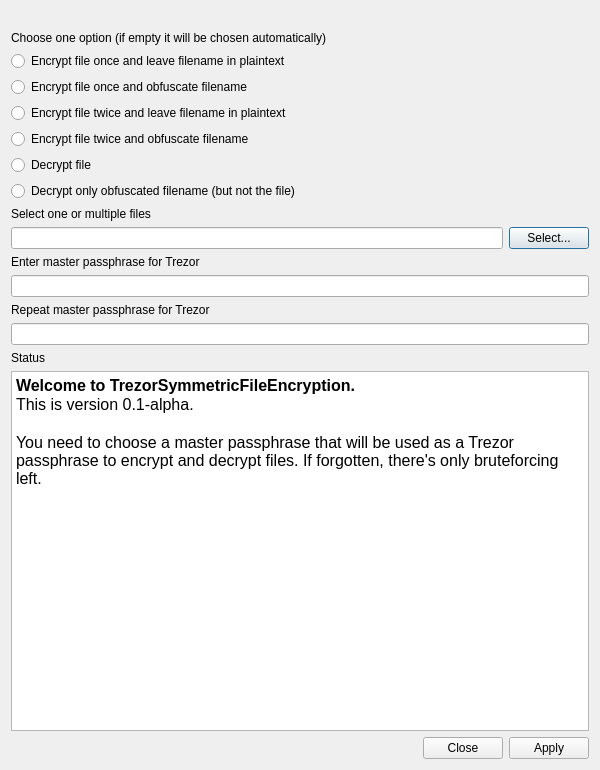
8go/TrezorSymmetricFileEncryption, file dialog.ui: the form before one commit.
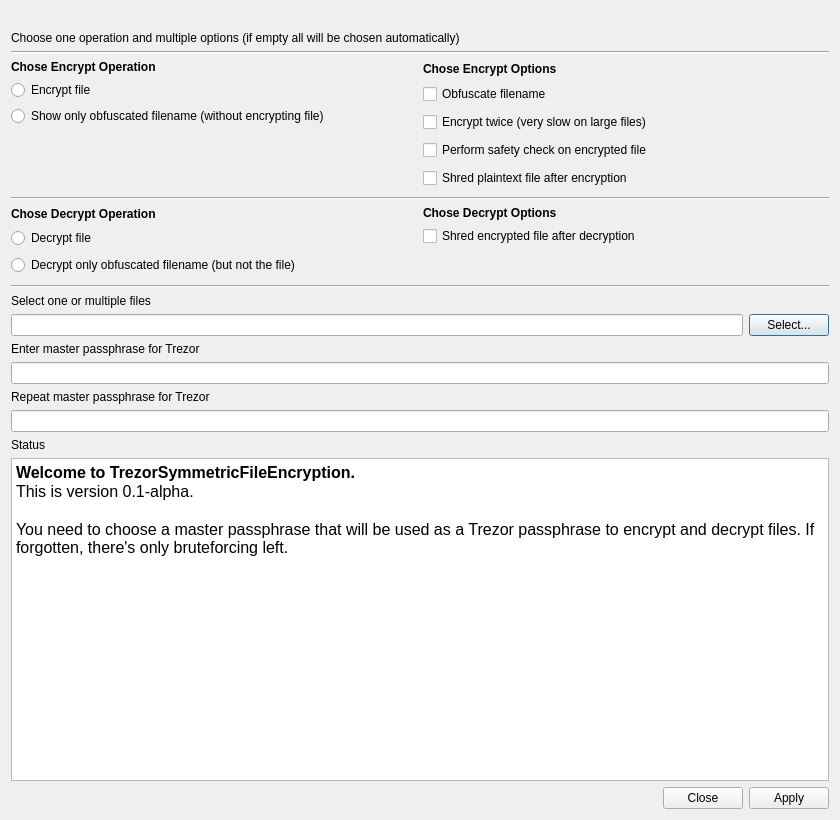
The form after the commit. Icons and pictures are not drawn.

Commit message: v0.4, new gui with 2 columns, more GUI options, all CLI commands now available thru GUI, more logging, code cleanup, better testing

Diff of the .ui file:
```diff
--- a/dialog.ui
+++ b/dialog.ui
@@ -6,8 +6,8 @@
    <rect>
     <x>0</x>
     <y>0</y>
-    <width>600</width>
-    <height>770</height>
+    <width>840</width>
+    <height>820</height>
    </rect>
   </property>
   <property name="sizePolicy">
@@ -18,8 +18,8 @@
   </property>
   <property name="minimumSize">
    <size>
-    <width>400</width>
-    <height>600</height>
+    <width>800</width>
+    <height>700</height>
    </size>
   </property>
   <property name="maximumSize">
@@ -67,49 +67,459 @@
    <item>
     <widget class="QLabel" name="label_4">
      <property name="text">
-      <string>Choose one option (if empty it will be chosen automatically)</string>
+      <string>Choose one operation and multiple options (if empty all will be chosen automatically)</string>
      </property>
     </widget>
    </item>
    <item>
-    <widget class="QRadioButton" name="radioButton1">
-     <property name="text">
-      <string>Encrypt file once and leave filename in plaintext</string>
+    <widget class="Line" name="line_3">
+     <property name="orientation">
+      <enum>Qt::Horizontal</enum>
      </property>
     </widget>
    </item>
    <item>
-    <widget class="QRadioButton" name="radioButton2">
-     <property name="text">
-      <string>Encrypt file once and obfuscate filename</string>
+    <layout class="QHBoxLayout" name="horizontalLayoutEnc">
+     <property name="sizeConstraint">
+      <enum>QLayout::SetDefaultConstraint</enum>
      </property>
-    </widget>
+     <item>
+      <layout class="QVBoxLayout" name="verticalLayoutEncOperations">
+       <property name="spacing">
+        <number>6</number>
+       </property>
+       <property name="sizeConstraint">
+        <enum>QLayout::SetDefaultConstraint</enum>
+       </property>
+       <item>
+        <widget class="QLabel" name="labelEncOperations">
+         <property name="sizePolicy">
+          <sizepolicy hsizetype="Preferred" vsizetype="Fixed">
+           <horstretch>0</horstretch>
+           <verstretch>0</verstretch>
+          </sizepolicy>
+         </property>
+         <property name="minimumSize">
+          <size>
+           <width>0</width>
+           <height>0</height>
+          </size>
+         </property>
+         <property name="font">
+          <font>
+           <weight>75</weight>
+           <bold>true</bold>
+          </font>
+         </property>
+         <property name="text">
+          <string>Chose Encrypt Operation</string>
+         </property>
+        </widget>
+       </item>
+       <item>
+        <widget class="QRadioButton" name="radioButtonEncFile">
+         <property name="sizePolicy">
+          <sizepolicy hsizetype="Minimum" vsizetype="Fixed">
+           <horstretch>0</horstretch>
+           <verstretch>0</verstretch>
+          </sizepolicy>
+         </property>
+         <property name="minimumSize">
+          <size>
+           <width>0</width>
+           <height>0</height>
+          </size>
+         </property>
+         <property name="baseSize">
+          <size>
+           <width>0</width>
+           <height>25</height>
+          </size>
+         </property>
+         <property name="text">
+          <string>Encrypt file</string>
+         </property>
+        </widget>
+       </item>
+       <item>
+        <widget class="QRadioButton" name="radioButtonEncFilename">
+         <property name="sizePolicy">
+          <sizepolicy hsizetype="Minimum" vsizetype="Fixed">
+           <horstretch>0</horstretch>
+           <verstretch>0</verstretch>
+          </sizepolicy>
+         </property>
+         <property name="minimumSize">
+          <size>
+           <width>0</width>
+           <height>0</height>
+          </size>
+         </property>
+         <property name="baseSize">
+          <size>
+           <width>0</width>
+           <height>25</height>
+          </size>
+         </property>
+         <property name="text">
+          <string>Show only obfuscated filename (without encrypting file)</string>
+         </property>
+        </widget>
+       </item>
+       <item>
+        <spacer name="verticalSpacer_3">
+         <property name="orientation">
+          <enum>Qt::Vertical</enum>
+         </property>
+         <property name="sizeType">
+          <enum>QSizePolicy::Minimum</enum>
+         </property>
+         <property name="sizeHint" stdset="0">
+          <size>
+           <width>20</width>
+           <height>65</height>
+          </size>
+         </property>
+        </spacer>
+       </item>
+      </layout>
+     </item>
+     <item>
+      <layout class="QVBoxLayout" name="verticalLayoutEncOptions">
+       <property name="spacing">
+        <number>6</number>
+       </property>
+       <property name="sizeConstraint">
+        <enum>QLayout::SetDefaultConstraint</enum>
+       </property>
+       <item>
+        <widget class="QLabel" name="labelEncOptions">
+         <property name="sizePolicy">
+          <sizepolicy hsizetype="Preferred" vsizetype="Fixed">
+           <horstretch>0</horstretch>
+           <verstretch>0</verstretch>
+          </sizepolicy>
+         </property>
+         <property name="minimumSize">
+          <size>
+           <width>0</width>
+           <height>0</height>
+          </size>
+         </property>
+         <property name="font">
+          <font>
+           <weight>75</weight>
+           <bold>true</bold>
+          </font>
+         </property>
+         <property name="text">
+          <string>Chose Encrypt Options</string>
+         </property>
+        </widget>
+       </item>
+       <item>
+        <widget class="QCheckBox" name="checkBoxEncO">
+         <property name="sizePolicy">
+          <sizepolicy hsizetype="Minimum" vsizetype="Fixed">
+           <horstretch>0</horstretch>
+           <verstretch>0</verstretch>
+          </sizepolicy>
+         </property>
+         <property name="minimumSize">
+          <size>
+           <width>0</width>
+           <height>0</height>
+          </size>
+         </property>
+         <property name="baseSize">
+          <size>
+           <width>0</width>
+           <height>25</height>
+          </size>
+         </property>
+         <property name="text">
+          <string>Obfuscate filename</string>
+         </property>
+        </widget>
+       </item>
+       <item>
+        <widget class="QCheckBox" name="checkBoxEnc2">
+         <property name="sizePolicy">
+          <sizepolicy hsizetype="Minimum" vsizetype="Fixed">
+           <horstretch>0</horstretch>
+           <verstretch>0</verstretch>
+          </sizepolicy>
+         </property>
+         <property name="minimumSize">
+          <size>
+           <width>0</width>
+           <height>0</height>
+          </size>
+         </property>
+         <property name="baseSize">
+          <size>
+           <width>0</width>
+           <height>25</height>
+          </size>
+         </property>
+         <property name="text">
+          <string>Encrypt twice (very slow on large files)</string>
+         </property>
+        </widget>
+       </item>
+       <item>
+        <widget class="QCheckBox" name="checkBoxEncS">
+         <property name="sizePolicy">
+          <sizepolicy hsizetype="Minimum" vsizetype="Fixed">
+           <horstretch>0</horstretch>
+           <verstretch>0</verstretch>
+          </sizepolicy>
+         </property>
+         <property name="minimumSize">
+          <size>
+           <width>0</width>
+           <height>0</height>
+          </size>
+         </property>
+         <property name="baseSize">
+          <size>
+           <width>0</width>
+           <height>25</height>
+          </size>
+         </property>
+         <property name="text">
+          <string>Perform safety check on encrypted file</string>
+         </property>
+        </widget>
+       </item>
+       <item>
+        <widget class="QCheckBox" name="checkBoxEncW">
+         <property name="sizePolicy">
+          <sizepolicy hsizetype="Minimum" vsizetype="Fixed">
+           <horstretch>0</horstretch>
+           <verstretch>0</verstretch>
+          </sizepolicy>
+         </property>
+         <property name="minimumSize">
+          <size>
+           <width>0</width>
+           <height>0</height>
+          </size>
+         </property>
+         <property name="baseSize">
+          <size>
+           <width>0</width>
+           <height>25</height>
+          </size>
+         </property>
+         <property name="text">
+          <string>Shred plaintext file after encryption</string>
+         </property>
+        </widget>
+       </item>
+       <item>
+        <spacer name="verticalSpacer_4">
+         <property name="orientation">
+          <enum>Qt::Vertical</enum>
+         </property>
+         <property name="sizeType">
+          <enum>QSizePolicy::Minimum</enum>
+         </property>
+         <property name="sizeHint" stdset="0">
+          <size>
+           <width>20</width>
+           <height>0</height>
+          </size>
+         </property>
+        </spacer>
+       </item>
+      </layout>
+     </item>
+    </layout>
    </item>
    <item>
-    <widget class="QRadioButton" name="radioButton5">
-     <property name="text">
-      <string>Encrypt file twice and leave filename in plaintext</string>
+    <widget class="Line" name="line">
+     <property name="orientation">
+      <enum>Qt::Horizontal</enum>
      </property>
     </widget>
    </item>
    <item>
-    <widget class="QRadioButton" name="radioButton6">
-     <property name="text">
-      <string>Encrypt file twice and obfuscate filename</string>
+    <layout class="QHBoxLayout" name="horizontalLayoutDec">
+     <property name="sizeConstraint">
+      <enum>QLayout::SetMinimumSize</enum>
      </property>
-    </widget>
+     <item>
+      <layout class="QVBoxLayout" name="verticalLayoutDecOperations">
+       <property name="spacing">
+        <number>6</number>
+       </property>
+       <property name="sizeConstraint">
+        <enum>QLayout::SetFixedSize</enum>
+       </property>
+       <item>
+        <widget class="QLabel" name="labelDecOperations">
+         <property name="sizePolicy">
+          <sizepolicy hsizetype="Preferred" vsizetype="Fixed">
+           <horstretch>0</horstretch>
+           <verstretch>0</verstretch>
+          </sizepolicy>
+         </property>
+         <property name="minimumSize">
+          <size>
+           <width>0</width>
+           <height>0</height>
+          </size>
+         </property>
+         <property name="font">
+          <font>
+           <weight>75</weight>
+           <bold>true</bold>
+          </font>
+         </property>
+         <property name="text">
+          <string>Chose Decrypt Operation</string>
+         </property>
+        </widget>
+       </item>
+       <item>
+        <widget class="QRadioButton" name="radioButtonDecFile">
+         <property name="sizePolicy">
+          <sizepolicy hsizetype="Minimum" vsizetype="Fixed">
+           <horstretch>0</horstretch>
+           <verstretch>0</verstretch>
+          </sizepolicy>
+         </property>
+         <property name="minimumSize">
+          <size>
+           <width>0</width>
+           <height>0</height>
+          </size>
+         </property>
+         <property name="text">
+          <string>Decrypt file</string>
+         </property>
+        </widget>
+       </item>
+       <item>
+        <widget class="QRadioButton" name="radioButtonDecFilename">
+         <property name="sizePolicy">
+          <sizepolicy hsizetype="Minimum" vsizetype="Fixed">
+           <horstretch>0</horstretch>
+           <verstretch>0</verstretch>
+          </sizepolicy>
+         </property>
+         <property name="minimumSize">
+          <size>
+           <width>0</width>
+           <height>0</height>
+          </size>
+         </property>
+         <property name="text">
+          <string>Decrypt only obfuscated filename (but not the file)</string>
+         </property>
+        </widget>
+       </item>
+       <item>
+        <spacer name="verticalSpacer_2">
+         <property name="orientation">
+          <enum>Qt::Vertical</enum>
+         </property>
+         <property name="sizeType">
+          <enum>QSizePolicy::Minimum</enum>
+         </property>
+         <property name="sizeHint" stdset="0">
+          <size>
+           <width>20</width>
+           <height>0</height>
+          </size>
+         </property>
+        </spacer>
+       </item>
+      </layout>
+     </item>
+     <item>
+      <layout class="QVBoxLayout" name="verticalLayoutDecOptions">
+       <property name="spacing">
+        <number>6</number>
+       </property>
+       <property name="sizeConstraint">
+        <enum>QLayout::SetFixedSize</enum>
+       </property>
+       <item>
+        <widget class="QLabel" name="labelDecOptions">
+         <property name="sizePolicy">
+          <sizepolicy hsizetype="Preferred" vsizetype="Fixed">
+           <horstretch>0</horstretch>
+           <verstretch>0</verstretch>
+          </sizepolicy>
+         </property>
+         <property name="minimumSize">
+          <size>
+           <width>0</width>
+           <height>0</height>
+          </size>
+         </property>
+         <property name="font">
+          <font>
+           <weight>75</weight>
+           <bold>true</bold>
+          </font>
+         </property>
+         <property name="text">
+          <string>Chose Decrypt Options</string>
+         </property>
+        </widget>
+       </item>
+       <item>
+        <widget class="QCheckBox" name="checkBoxDecW">
+         <property name="sizePolicy">
+          <sizepolicy hsizetype="Minimum" vsizetype="Fixed">
+           <horstretch>0</horstretch>
+           <verstretch>0</verstretch>
+          </sizepolicy>
+         </property>
+         <property name="minimumSize">
+          <size>
+           <width>0</width>
+           <height>0</height>
+          </size>
+         </property>
+         <property name="baseSize">
+          <size>
+           <width>0</width>
+           <height>0</height>
+          </size>
+         </property>
+         <property name="text">
+          <string>Shred encrypted file after decryption</string>
+         </property>
+        </widget>
+       </item>
+       <item>
+        <spacer name="verticalSpacer">
+         <property name="orientation">
+          <enum>Qt::Vertical</enum>
+         </property>
+         <property name="sizeType">
+          <enum>QSizePolicy::Minimum</enum>
+         </property>
+         <property name="sizeHint" stdset="0">
+          <size>
+           <width>20</width>
+           <height>33</height>
+          </size>
+         </property>
+        </spacer>
+       </item>
+      </layout>
+     </item>
+    </layout>
    </item>
    <item>
-    <widget class="QRadioButton" name="radioButton3">
-     <property name="text">
-      <string>Decrypt file</string>
-     </property>
-    </widget>
-   </item>
-   <item>
-    <widget class="QRadioButton" name="radioButton4">
-     <property name="text">
-      <string>Decrypt only obfuscated filename (but not the file)</string>
+    <widget class="Line" name="line_2">
+     <property name="orientation">
+      <enum>Qt::Horizontal</enum>
      </property>
     </widget>
    </item>
```
The commit also changes 15 other files.
